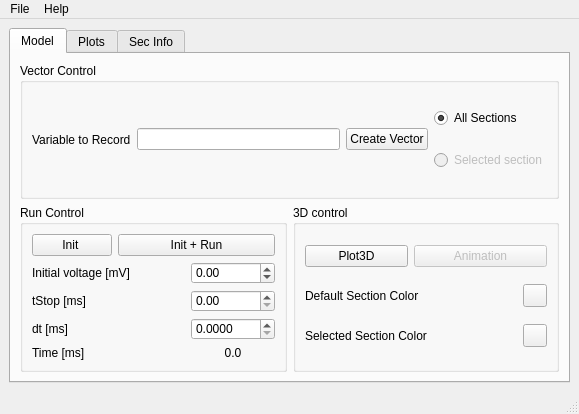
First picture: the form in neuronvisio/neuronvisio.ui, repository mattions/neuronvisio, before the edit.
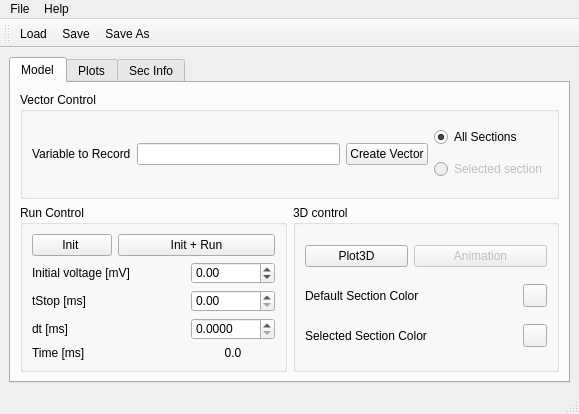
Second picture: the form after the edit. Icons and pictures are not drawn. Custom widgets are drawn as their Qt base class.

Commit message: Added the icons, and action for loading and saving the db. Logic not yet implemented. Using Tango icons

```diff
--- a/neuronvisio/neuronvisio.ui
+++ b/neuronvisio/neuronvisio.ui
@@ -363,6 +363,20 @@
    <addaction name="menuFile"/>
    <addaction name="menuHelp"/>
   </widget>
+  <widget class="QToolBar" name="toolBar">
+   <property name="windowTitle">
+    <string>toolBar</string>
+   </property>
+   <attribute name="toolBarArea">
+    <enum>TopToolBarArea</enum>
+   </attribute>
+   <attribute name="toolBarBreak">
+    <bool>false</bool>
+   </attribute>
+   <addaction name="actionLoad"/>
+   <addaction name="actionSave"/>
+   <addaction name="actionSave_As"/>
+  </widget>
   <action name="actionQuit">
    <property name="text">
     <string>Quit</string>
@@ -373,6 +387,33 @@
     <string>About</string>
    </property>
   </action>
+  <action name="actionSave">
+   <property name="icon">
+    <iconset resource="icons/res.qrc">
+     <normaloff>:/icons/document-save.svg</normaloff>:/icons/document-save.svg</iconset>
+   </property>
+   <property name="text">
+    <string>Save</string>
+   </property>
+  </action>
+  <action name="actionLoad">
+   <property name="icon">
+    <iconset resource="icons/res.qrc">
+     <normaloff>:/icons/document-open.svg</normaloff>:/icons/document-open.svg</iconset>
+   </property>
+   <property name="text">
+    <string>Load</string>
+   </property>
+  </action>
+  <action name="actionSave_As">
+   <property name="icon">
+    <iconset resource="icons/res.qrc">
+     <normaloff>:/icons/document-save-as.svg</normaloff>:/icons/document-save-as.svg</iconset>
+   </property>
+   <property name="text">
+    <string>Save As ...</string>
+   </property>
+  </action>
  </widget>
  <customwidgets>
   <customwidget>
```
Left out of the diff: 23 changed lines with no effect on the pictures. The commit also changes 8 other files.
